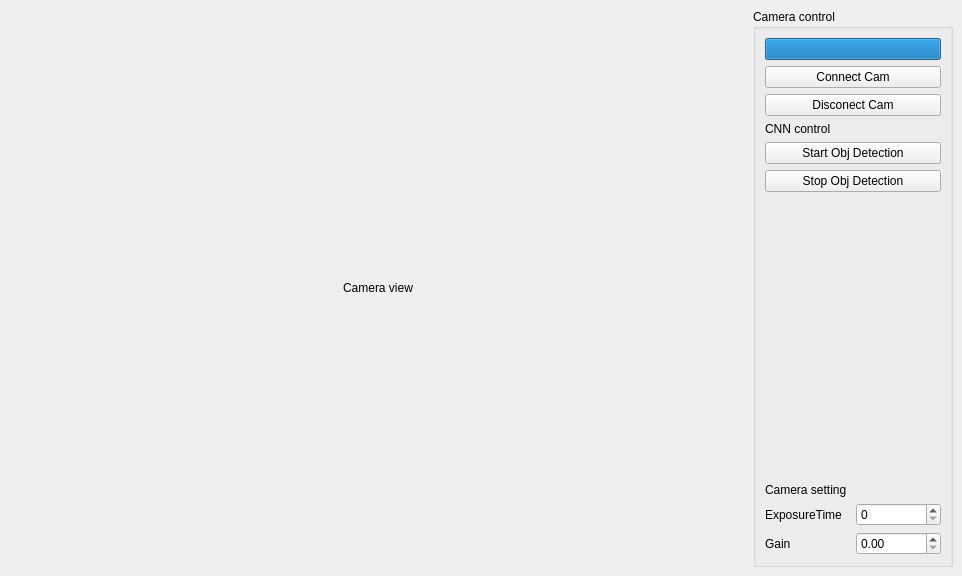
Before: the Qt Designer form resurse/mainWindowSmir.ui in rubiliks/CamViewer_Hikrobot_GiGE, drawn with Qt 5.
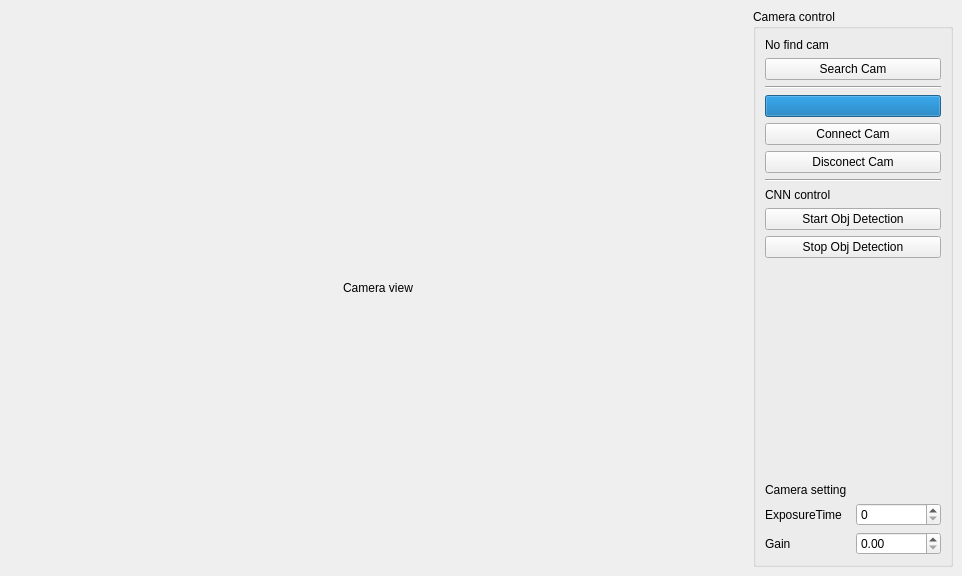
After: the same form once the commit is applied.

Commit message: Add button search camera in Ui

What changed in the file:
```diff
--- a/resurse/mainWindowSmir.ui
+++ b/resurse/mainWindowSmir.ui
@@ -61,6 +61,27 @@
        <string>Camera control</string>
       </property>
       <layout class="QVBoxLayout" name="verticalLayout_2">
+       <item>
+        <widget class="QLabel" name="Cam_find_label">
+         <property name="text">
+          <string>No find cam</string>
+         </property>
+        </widget>
+       </item>
+       <item>
+        <widget class="QPushButton" name="searchCam">
+         <property name="text">
+          <string>Search Cam</string>
+         </property>
+        </widget>
+       </item>
+       <item>
+        <widget class="Line" name="line">
+         <property name="orientation">
+          <enum>Qt::Orientation::Horizontal</enum>
+         </property>
+        </widget>
+       </item>
        <item>
         <widget class="QProgressBar" name="cameraStatusProgressBar">
          <property name="value">
@@ -99,6 +120,13 @@
        </item>
        <item>
         <layout class="QVBoxLayout" name="CnnLayout">
+         <item>
+          <widget class="Line" name="line_2">
+           <property name="orientation">
+            <enum>Qt::Orientation::Horizontal</enum>
+           </property>
+          </widget>
+         </item>
          <item>
           <widget class="QLabel" name="cnn_control_label">
            <property name="text">
```
The commit also changes 3 other files.
